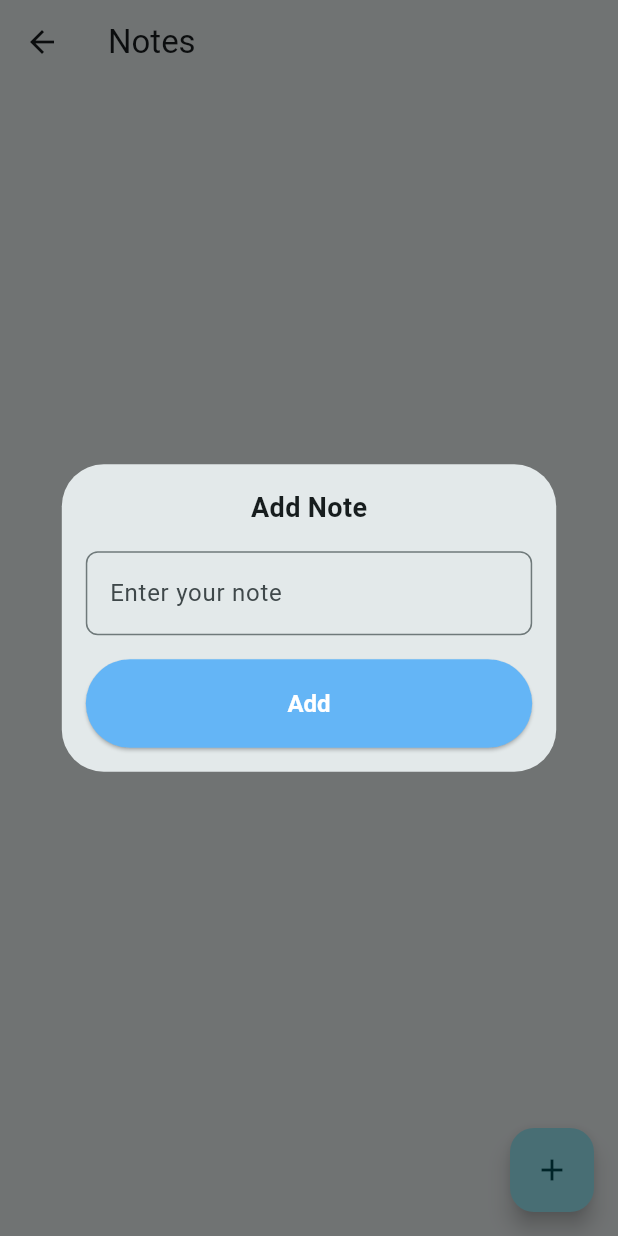
After one commit to puja110/MDEV1005_Assignment3, a Flutter app: the NotesScreen screen opened by its route, after a tap on the "add" icon, on a phone screen of 412 x 824 dp. The commit adds this screen. Run offline on Flutter 3.47's test engine with Material 3 defaults, Android fonts, the phone set to English and light mode, and no system bars.

Commit message:
note screen added

```diff
--- a/lib/home/HomePageScreen.dart
+++ b/lib/home/HomePageScreen.dart
@@ -56,6 +56,8 @@ class HomeScreen extends StatelessWidget {
                 child: ElevatedButton.icon(
                   onPressed: () {
                     // Navigate to notes screen
+                    Routes.navigateTo(context, Routes.notes);
+
                   },
                   icon: const Icon(Icons.cloud),
                   label: const Text(
--- a/lib/home/calculator/CalculatorScreen.dart
+++ b/lib/home/calculator/CalculatorScreen.dart
@@ -14,13 +14,17 @@ class _CalculatorScreenState extends State<CalculatorScreen> {
   String _operand = '';
   String _outputHistory = '';
 
+  //calculation and logic for the calculator when the buttons are pressed
   void _buttonPressed(String buttonText) {
+    //helps clear the values or text when user clicks "C"
     if (buttonText == 'C') {
       _output = '0';
       _num1 = 0.0;
       _num2 = 0.0;
       _operand = '';
       _outputHistory = '';
+
+      //helps with the values such as add, substract, multiply, divide user clicks operands
     } else if (buttonText == '+' ||
         buttonText == '-' ||
         buttonText == '×' ||
@@ -29,10 +33,12 @@ class _CalculatorScreenState extends State<CalculatorScreen> {
       _operand = buttonText;
       _outputHistory = _output + _operand;
       _output = '0';
+      //helps with the decimal values
     } else if (buttonText == '.') {
       if (!_output.contains('.')) {
         _output += buttonText;
       }
+      //helps with calculation of the total
     } else if (buttonText == '=') {
       _num2 = double.parse(_output);
       String result = '0';
@@ -49,10 +55,11 @@ class _CalculatorScreenState extends State<CalculatorScreen> {
           result = 'Error';
         }
       }
+      //sets the result or output to the textview
       _outputHistory = double.parse(result).toStringAsFixed(
           double.parse(result).truncateToDouble() == double.parse(result)
               ? 0
-              : 1);
+              : 1); // Display only if fractional part exists
       _output = double.parse(result).toStringAsFixed(result.contains('.')
           ? 2
           : 0); // Display only if fractional part exists
@@ -67,9 +74,11 @@ class _CalculatorScreenState extends State<CalculatorScreen> {
       }
       _outputHistory = _output;
     }
+    //setstate function to refresh the view and show if there are any changes to the data
     setState(() {});
   }
 
+  //custom button for all the views
   Widget buildButton(String buttonText) {
     return Expanded(
       child: Padding(
--- /dev/null
+++ b/lib/home/notes/NotesScreen.dart
@@ -0,0 +1,114 @@
+import 'package:flutter/material.dart';
+
+class NotesScreen extends StatefulWidget {
+  const NotesScreen({super.key});
+
+  @override
+  State<NotesScreen> createState() => _NotesScreenState();
+}
+
+class _NotesScreenState extends State<NotesScreen> {
+  List<String> notes = [];
+
+  @override
+  Widget build(BuildContext context) {
+    return Scaffold(
+      appBar: AppBar(
+        title: const Text('Notes'),
+      ),
+      body: ListView.builder(
+        itemCount: notes.length,
+        itemBuilder: (context, index) {
+          return Card(
+            elevation: 4,
+            margin: const EdgeInsets.symmetric(horizontal: 16, vertical: 8),
+            shape: RoundedRectangleBorder(
+              borderRadius: BorderRadius.circular(12),
+            ),
+            child: ListTile(
+              title: Text(
+                notes[index],
+                style: const TextStyle(fontSize: 16),
+              ),
+              contentPadding: const EdgeInsets.symmetric(horizontal: 16, vertical: 8),
+            ),
+          );
+        },
+      ),
+      floatingActionButton: FloatingActionButton(
+        onPressed: () {
+          _addNote();
+        },
+        child: const Icon(Icons.add),
+      ),
+    );
+  }
+
+  void _addNote() {
+    showDialog(
+      context: context,
+      builder: (BuildContext context) {
+        String newNote = '';
+        return Dialog(
+          insetPadding: EdgeInsets.zero,
+          child: Container(
+            padding: const EdgeInsets.all(16),
+            width:
+                MediaQuery.of(context).size.width * 0.8, // 80% of screen width
+            child: Column(
+              mainAxisSize: MainAxisSize.min,
+              children: [
+                const Text(
+                  'Add Note',
+                  style: TextStyle(fontSize: 18, fontWeight: FontWeight.bold),
+                ),
+                const SizedBox(height: 16),
+                TextField(
+                  onChanged: (value) {
+                    newNote = value;
+                  },
+                  decoration: InputDecoration(
+                    hintText: 'Enter your note',
+                    border: OutlineInputBorder(
+                      borderRadius: BorderRadius.circular(8),
+                    ),
+                  ),
+                ),
+                const SizedBox(height: 16),
+                SizedBox(
+                  width: double.infinity,
+                  child: ElevatedButton(
+                    onPressed: () {
+                      setState(() {
+                        if (newNote.isNotEmpty) {
+                          notes.add(newNote);
+                        }
+                        Navigator.of(context).pop();
+                      });
+                    },
+                    style: ElevatedButton.styleFrom(
+                        backgroundColor: Colors.blue[300],
+                        padding: const EdgeInsets.symmetric(
+                            horizontal: 20, vertical: 20),
+                        textStyle: const TextStyle(
+                            fontSize: 30,
+                            fontWeight: FontWeight.bold,
+                            color: Colors.white)),
+                    child: const Text(
+                      "Add",
+                      style: TextStyle(
+                        fontSize: 16.0,
+                        fontWeight: FontWeight.bold,
+                        color: Colors.white,
+                      ),
+                    ),
+                  ),
+                ),
+              ],
+            ),
+          ),
+        );
+      },
+    );
+  }
+}
--- a/lib/routes/Routes.dart
+++ b/lib/routes/Routes.dart
@@ -1,17 +1,24 @@
 import 'package:flutter/material.dart';
 import 'package:mdev1005_assignment3/home/HomePageScreen.dart';
 import 'package:mdev1005_assignment3/home/calculator/CalculatorScreen.dart';
+import 'package:mdev1005_assignment3/home/notes/NotesScreen.dart';
 
 class Routes {
   static const String home = '/';
   static const String calculator = '/calculator';
+  static const String notes = '/notes';
 
   static Route<dynamic> generateRoute(RouteSettings settings) {
     switch (settings.name) {
       case home:
+        //helps navigate to home screen which is default screen
         return MaterialPageRoute(builder: (_) => const HomeScreen());
       case calculator:
+        //helps navigate to calculator screen
         return MaterialPageRoute(builder: (_) => const CalculatorScreen());
+      case notes:
+        //helps navigate to notes screen
+        return MaterialPageRoute(builder: (_) => const NotesScreen());
       default:
         return MaterialPageRoute(builder: (_) => const HomeScreen());
     }
```
